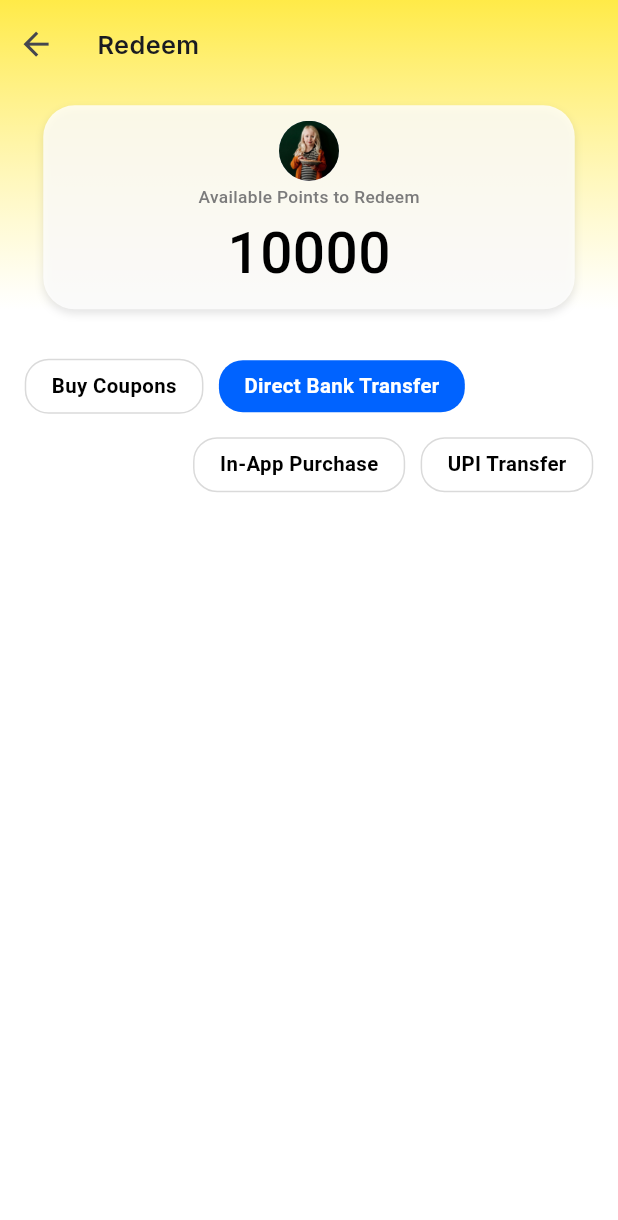
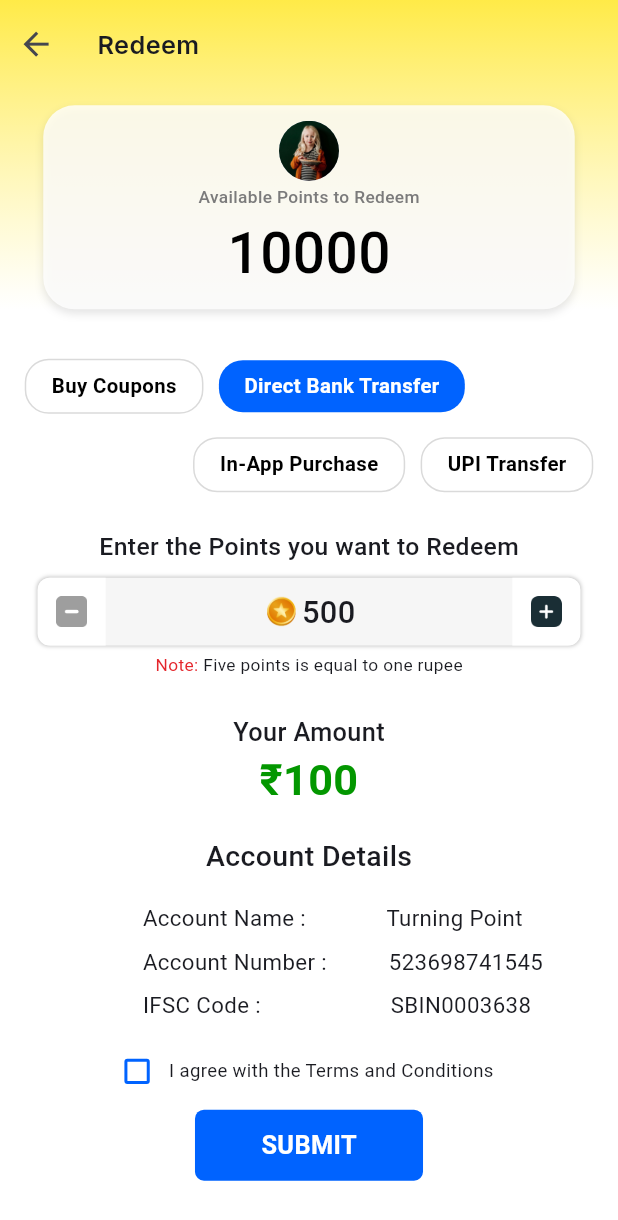
Before and after one commit to ZaynMeledath/turning_point, a Flutter app: the RedeemScreen screen opened directly, after a tap on "Direct Bank Transfer", on a phone screen of 412 x 824 dp. Shown: the top 1220 px of the screen. Run offline on Flutter 3.47's test engine with Material 3 defaults, Android fonts, the phone set to English and light mode, and no system bars; our stand-ins replace dotted_line, dropdown_button2, firebase_auth, firebase_core, flutter_bloc, flutter_cache_manager and 8 more; missing offline and left inert: mobile_scanner; accounts and stored records are empty; network calls fail.

Commit message:
Redeem Screen UI completed

```diff
--- a/lib/auth/bloc/redeem/redeem_event.dart
+++ b/lib/auth/bloc/redeem/redeem_event.dart
@@ -13,3 +13,5 @@ class UpiTransferPressedEvent extends RedeemEvent {}
 class PointsIncrementEvent extends RedeemEvent {}
 
 class PointsDecrementEvent extends RedeemEvent {}
+
+class AgreeTermsPressedEvent extends RedeemEvent {}
--- a/lib/auth/bloc/redeem/redeem_state.dart
+++ b/lib/auth/bloc/redeem/redeem_state.dart
@@ -3,9 +3,11 @@ part of 'redeem_bloc.dart';
 sealed class RedeemState {
   final int selectedOptionNumber;
   int redeemPoints = 500;
+  bool isTermsAgreed;
   RedeemState({
     required this.selectedOptionNumber,
     required this.redeemPoints,
+    required this.isTermsAgreed,
   });
 }
 
@@ -13,6 +15,7 @@ class BuyCouponsState extends RedeemState {
   BuyCouponsState({
     required super.selectedOptionNumber,
     required super.redeemPoints,
+    required super.isTermsAgreed,
   });
 }
 
@@ -20,6 +23,7 @@ class BankTransferState extends RedeemState {
   BankTransferState({
     required super.selectedOptionNumber,
     required super.redeemPoints,
+    required super.isTermsAgreed,
   });
 }
 
@@ -27,6 +31,7 @@ class InAppPurchaseState extends RedeemState {
   InAppPurchaseState({
     required super.selectedOptionNumber,
     required super.redeemPoints,
+    required super.isTermsAgreed,
   });
 }
 
@@ -34,5 +39,6 @@ class UpiTransferState extends RedeemState {
   UpiTransferState({
     required super.selectedOptionNumber,
     required super.redeemPoints,
+    required super.isTermsAgreed,
   });
 }
--- a/lib/repository/video_repository.dart
+++ b/lib/repository/video_repository.dart
@@ -1,4 +1,3 @@
-import 'dart:developer';
 import 'package:turning_point/service/api/api_endpoints.dart';
 import 'package:turning_point/service/api/api_service.dart';
 
@@ -15,7 +14,6 @@ class VideoRepository {
     final data = decodedResponse['data'];
     final videoNames = data.map((e) => e['fileUrl']).toList();
     urlList = videoNames.map((e) => '${ApiEndpoints.getReels}/$e').toList();
-    log('URL LIST: $urlList');
 
     return urlList;
   }
--- a/lib/view/redeem/redeem_screen.dart
+++ b/lib/view/redeem/redeem_screen.dart
@@ -8,10 +8,15 @@ import 'package:turning_point/helper/screen_size.dart';
 import 'package:turning_point/view/redeem/segments/available_points_container.dart';
 import 'package:turning_point/view/redeem/segments/redeem_options_segment.dart';
 
-part 'segments/redeem_textfield_segment.dart';
 part 'segments/buy_coupons_segment.dart';
 part 'segments/bank_transfer_segment.dart';
+part 'segments/upi_transfer_segment.dart';
+part 'segments/redeem_point_field_segment.dart';
 part 'segments/redeem_plus_minus_container.dart';
+part 'segments/your_amount_segment.dart';
+part 'segments/account_details_segment.dart';
+part 'segments/account_details_row.dart';
+part 'segments/agree_terms_segment.dart';
 
 class RedeemScreen extends StatefulWidget {
   const RedeemScreen({super.key});
@@ -36,7 +41,6 @@ class _RedeemScreenState extends State<RedeemScreen> {
     return Scaffold(
 //====================Header Segment with back button and title====================//
       body: SingleChildScrollView(
-        reverse: true,
         child: Column(
           children: [
             Container(
@@ -61,23 +65,29 @@ class _RedeemScreenState extends State<RedeemScreen> {
             ),
             SizedBox(height: screenSize.height * .04),
             redeemOptionsSegment(context: context, screenSize: screenSize),
-            SizedBox(height: screenSize.height * .04),
+            SizedBox(height: screenSize.height * .03),
             BlocBuilder<RedeemBloc, RedeemState>(
               builder: (context, state) {
                 switch (state) {
                   case BuyCouponsState():
-                    return buyCouponsSegment(
-                      context: context,
-                    );
+                    return buyCouponsSegment(context: context);
 
                   case BankTransferState():
-                    return bankTransferSegment();
+                    return bankTransferSegment(context: context);
+
+                  case UpiTransferState():
+                    return upiTransferSegment();
 
                   default:
-                    return CircularProgressIndicator.adaptive();
+                    return const Center(
+                      child: CircularProgressIndicator.adaptive(
+                        strokeWidth: 5,
+                      ),
+                    );
                 }
               },
             ),
+            SizedBox(height: screenSize.height * .02),
           ],
         ),
       ),
--- /dev/null
+++ b/lib/view/redeem/segments/account_details_row.dart
@@ -0,0 +1,29 @@
+part of '../redeem_screen.dart';
+
+Widget accountDetailsRow({
+  required String key,
+  required String value,
+  required double spacing,
+}) {
+  return Padding(
+    padding: EdgeInsets.only(left: screenSize.width * .17),
+    child: Row(
+      crossAxisAlignment: CrossAxisAlignment.start,
+      children: [
+        Text(
+          '$key :',
+          style: GoogleFonts.roboto(
+            fontSize: screenSize.width * .036,
+          ),
+        ),
+        SizedBox(width: spacing),
+        Text(
+          value,
+          style: GoogleFonts.roboto(
+            fontSize: screenSize.width * .036,
+          ),
+        ),
+      ],
+    ),
+  );
+}
--- /dev/null
+++ b/lib/view/redeem/segments/account_details_segment.dart
@@ -0,0 +1,33 @@
+part of '../redeem_screen.dart';
+
+Widget accountDetailsSegment() {
+  return Column(
+    children: [
+      Text(
+        'Account Details',
+        style: GoogleFonts.roboto(
+          fontSize: screenSize.width * .046,
+          fontWeight: FontWeight.w500,
+        ),
+      ),
+      SizedBox(height: screenSize.height * .02),
+      accountDetailsRow(
+        key: 'Account Name',
+        value: 'Turning Point',
+        spacing: screenSize.width * .13,
+      ),
+      SizedBox(height: screenSize.height * .01),
+      accountDetailsRow(
+        key: 'Account Number',
+        value: '523698741545',
+        spacing: screenSize.width * .1,
+      ),
+      SizedBox(height: screenSize.height * .01),
+      accountDetailsRow(
+        key: 'IFSC Code',
+        value: 'SBIN0003638',
+        spacing: screenSize.width * .21,
+      ),
+    ],
+  );
+}
--- /dev/null
+++ b/lib/view/redeem/segments/agree_terms_segment.dart
@@ -0,0 +1,50 @@
+part of '../redeem_screen.dart';
+
+Widget agreeTermsSegment() {
+  return BlocBuilder<RedeemBloc, RedeemState>(
+    builder: (context, state) {
+      return Row(
+        mainAxisAlignment: MainAxisAlignment.center,
+        children: [
+          GestureDetector(
+            onTap: () {
+              context.read<RedeemBloc>().add(AgreeTermsPressedEvent());
+            },
+            child: Container(
+              width: screenSize.width * .041,
+              height: screenSize.width * .041,
+              decoration: BoxDecoration(
+                borderRadius: BorderRadius.circular(2),
+                border: Border.all(
+                  width: 2,
+                  color: const Color.fromRGBO(0, 99, 255, 1),
+                ),
+              ),
+              child: Visibility(
+                visible: state.isTermsAgreed,
+                child: Center(
+                  child: Container(
+                    width: screenSize.width * .021,
+                    height: screenSize.width * .021,
+                    decoration: BoxDecoration(
+                      borderRadius: BorderRadius.circular(2),
+                      color: const Color.fromRGBO(0, 99, 255, 1),
+                    ),
+                  ),
+                ),
+              ),
+            ),
+          ),
+          SizedBox(width: screenSize.width * .031),
+          Text(
+            'I agree with the Terms and Conditions',
+            style: GoogleFonts.roboto(
+              fontSize: screenSize.width * .03,
+              fontWeight: FontWeight.w400,
+            ),
+          ),
+        ],
+      );
+    },
+  );
+}
--- a/lib/view/redeem/segments/bank_transfer_segment.dart
+++ b/lib/view/redeem/segments/bank_transfer_segment.dart
@@ -1,7 +1,37 @@
 part of '../redeem_screen.dart';
 
-Widget bankTransferSegment() {
-  return Column(
-    children: [],
+Widget bankTransferSegment({required BuildContext context}) {
+  return Padding(
+    padding: EdgeInsets.symmetric(horizontal: screenSize.width * .061),
+    child: Column(
+      children: [
+        redeemPointFieldSegment(),
+        SizedBox(height: screenSize.height * .03),
+        yourAmountSegment(),
+        SizedBox(height: screenSize.height * .02),
+        accountDetailsSegment(),
+        SizedBox(height: screenSize.height * .03),
+        agreeTermsSegment(),
+        SizedBox(height: screenSize.height * .02),
+        Container(
+          width: screenSize.width * .369,
+          height: screenSize.width * .115,
+          decoration: BoxDecoration(
+            borderRadius: BorderRadius.circular(6),
+            color: const Color.fromRGBO(0, 99, 255, 1),
+          ),
+          child: Center(
+            child: Text(
+              'SUBMIT',
+              style: GoogleFonts.roboto(
+                fontSize: screenSize.width * .041,
+                fontWeight: FontWeight.w600,
+                color: Colors.white,
+              ),
+            ),
+          ),
+        ),
+      ],
+    ),
   );
 }
--- a/lib/view/redeem/segments/buy_coupons_segment.dart
+++ b/lib/view/redeem/segments/buy_coupons_segment.dart
@@ -3,58 +3,18 @@ part of '../redeem_screen.dart';
 Widget buyCouponsSegment({
   required BuildContext context,
 }) {
-  return Column(
+  return Padding(
+    padding: EdgeInsets.symmetric(horizontal: screenSize.width * .061),
+    child: Column(
       children: [
         Image.asset(
           'assets/images/redeem_screen_gift_voucher.png',
           width: screenSize.width * .9,
         ),
-      Row(
-        mainAxisAlignment: MainAxisAlignment.center,
-        children: [
-          Text(
-            'Note: ',
-            style: GoogleFonts.roboto(
-              color: const Color.fromRGBO(228, 37, 43, 1),
-              fontSize: screenSize.width * .028,
-              fontWeight: FontWeight.w400,
-            ),
-          ),
-          Text(
-            'One point is equal to one rupee',
-            style: GoogleFonts.roboto(
-              fontSize: screenSize.width * .028,
-              fontWeight: FontWeight.w400,
-            ),
-          ),
-        ],
-      ),
         SizedBox(height: screenSize.height * .035),
-      redeemTextFieldSegment(
-        screenSize: screenSize,
-        context: context,
-      ),
+        redeemPointFieldSegment(),
         SizedBox(height: screenSize.height * .025),
-      Text(
-        'Your Amount',
-        style: GoogleFonts.roboto(
-          fontSize: screenSize.width * .041,
-          fontWeight: FontWeight.w500,
-        ),
-      ),
-      BlocBuilder<RedeemBloc, RedeemState>(
-        builder: (context, state) {
-          final pointsToRupees = (state.redeemPoints ~/ 5);
-          return Text(
-            '₹$pointsToRupees',
-            style: GoogleFonts.roboto(
-              fontSize: screenSize.width * .07,
-              fontWeight: FontWeight.w500,
-              color: const Color.fromRGBO(3, 151, 0, 1),
-            ),
-          );
-        },
-      ),
+        yourAmountSegment(),
         SizedBox(height: screenSize.height * .02),
         GestureDetector(
           onTap: () async {
@@ -87,5 +47,6 @@ Widget buyCouponsSegment({
         ),
         SizedBox(height: screenSize.height * .019),
       ],
+    ),
   );
 }
--- /dev/null
+++ b/lib/view/redeem/segments/redeem_point_field_segment.dart
@@ -0,0 +1,88 @@
+part of '../redeem_screen.dart';
+
+Widget redeemPointFieldSegment() {
+  return BlocBuilder<RedeemBloc, RedeemState>(
+    builder: (context, state) {
+      return Column(
+        children: [
+          Text(
+            'Enter the Points you want to Redeem',
+            style: GoogleFonts.roboto(
+              fontSize: screenSize.width * .04,
+              fontWeight: FontWeight.w500,
+            ),
+          ),
+          SizedBox(height: screenSize.height * .01),
+          Container(
+            width: double.infinity,
+            height: screenSize.width * .11,
+            decoration: BoxDecoration(
+              color: const Color.fromRGBO(246, 246, 246, 1),
+              borderRadius: BorderRadius.circular(8),
+              boxShadow: [
+                BoxShadow(
+                  blurRadius: 1.5,
+                  color: Colors.black.withOpacity(.25),
+                ),
+              ],
+            ),
+            child: Row(
+              mainAxisAlignment: MainAxisAlignment.spaceBetween,
+              children: [
+                GestureDetector(
+                  onTap: () {
+                    context.read<RedeemBloc>().add(PointsDecrementEvent());
+                  },
+                  child: redeemPlusMinusContainer(isPlus: false),
+                ),
+                Row(
+                  children: [
+                    Image.asset(
+                      'assets/icons/redeem_screen_coin_icon.png',
+                      width: screenSize.width * .061,
+                    ),
+                    const SizedBox(width: 1),
+                    Text(
+                      '${state.redeemPoints}',
+                      style: GoogleFonts.roboto(
+                        fontSize: screenSize.width * .05,
+                        fontWeight: FontWeight.w500,
+                      ),
+                    ),
+                  ],
+                ),
+                GestureDetector(
+                  onTap: () {
+                    context.read<RedeemBloc>().add(PointsIncrementEvent());
+                  },
+                  child: redeemPlusMinusContainer(isPlus: true),
+                ),
+              ],
+            ),
+          ),
+          const SizedBox(height: 5),
+          Row(
+            mainAxisAlignment: MainAxisAlignment.center,
+            children: [
+              Text(
+                'Note: ',
+                style: GoogleFonts.roboto(
+                  color: const Color.fromRGBO(228, 37, 43, 1),
+                  fontSize: screenSize.width * .028,
+                  fontWeight: FontWeight.w400,
+                ),
+              ),
+              Text(
+                'Five points is equal to one rupee',
+                style: GoogleFonts.roboto(
+                  fontSize: screenSize.width * .028,
+                  fontWeight: FontWeight.w400,
+                ),
+              ),
+            ],
+          ),
+        ],
+      );
+    },
+  );
+}
--- a/lib/view/redeem/segments/redeem_textfield_segment.dart
+++ /dev/null
@@ -1,69 +0,0 @@
-part of '../redeem_screen.dart';
-
-Widget redeemTextFieldSegment({
-  required Size screenSize,
-  required BuildContext context,
-}) {
-  final redeemBloc = context.watch<RedeemBloc>();
-
-  return Column(
-    children: [
-      Text(
-        'Enter the Points you want to Redeem',
-        style: GoogleFonts.roboto(
-          fontSize: screenSize.width * .04,
-          fontWeight: FontWeight.w400,
-        ),
-      ),
-      SizedBox(height: screenSize.height * .01),
-      Container(
-        width: double.infinity,
-        height: screenSize.width * .11,
-        margin: EdgeInsets.symmetric(horizontal: screenSize.width * .07),
-        decoration: BoxDecoration(
-          color: const Color.fromRGBO(246, 246, 246, 1),
-          borderRadius: BorderRadius.circular(8),
-          boxShadow: [
-            BoxShadow(
-              blurRadius: 1.5,
-              color: Colors.black.withOpacity(.25),
-            ),
-          ],
-        ),
-        child: Row(
-          mainAxisAlignment: MainAxisAlignment.spaceBetween,
-          children: [
-            GestureDetector(
-              onTap: () {
-                context.read<RedeemBloc>().add(PointsDecrementEvent());
-              },
-              child: redeemPlusMinusContainer(isPlus: false),
-            ),
-            Row(
-              children: [
-                Image.asset(
-                  'assets/icons/redeem_screen_coin_icon.png',
-                  width: screenSize.width * .061,
-                ),
-                const SizedBox(width: 1),
-                Text(
-                  '${redeemBloc.state.redeemPoints}',
-                  style: GoogleFonts.roboto(
-                    fontSize: screenSize.width * .05,
-                    fontWeight: FontWeight.w500,
-                  ),
-                ),
-              ],
-            ),
-            GestureDetector(
-              onTap: () {
-                context.read<RedeemBloc>().add(PointsIncrementEvent());
-              },
-              child: redeemPlusMinusContainer(isPlus: true),
-            ),
-          ],
-        ),
-      ),
-    ],
-  );
-}
--- /dev/null
+++ b/lib/view/redeem/segments/your_amount_segment.dart
@@ -0,0 +1,28 @@
+part of '../redeem_screen.dart';
+
+Widget yourAmountSegment() {
+  return Column(
+    children: [
+      Text(
+        'Your Amount',
+        style: GoogleFonts.roboto(
+          fontSize: screenSize.width * .041,
+          fontWeight: FontWeight.w500,
+        ),
+      ),
+      BlocBuilder<RedeemBloc, RedeemState>(
+        builder: (context, state) {
+          final pointsToRupees = (state.redeemPoints ~/ 5);
+          return Text(
+            '₹$pointsToRupees',
+            style: GoogleFonts.roboto(
+              fontSize: screenSize.width * .07,
+              fontWeight: FontWeight.w700,
+              color: const Color.fromRGBO(3, 151, 0, 1),
+            ),
+          );
+        },
+      ),
+    ],
+  );
+}
```
Also changed, not shown: lib/auth/bloc/redeem/redeem_bloc.dart (+83 -13 lines), lib/view/home/home_screen.dart (+8 -6 lines), lib/view/redeem/segments/upi_transfer_segment.dart (added, +61 -0 lines), assets/icons/scanner_icon_purple.png (added). Lines whose indentation alone changed are shown as unchanged.
